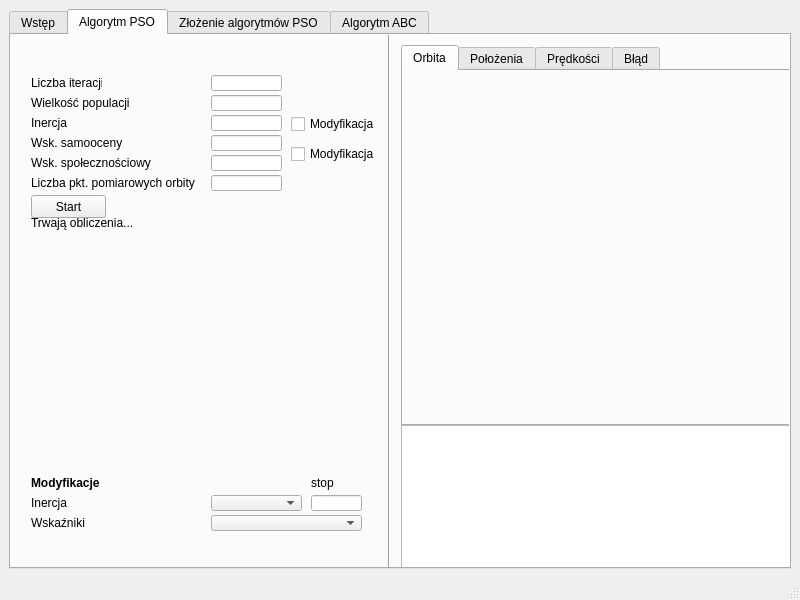
First picture: the form in gui_files/TBP_visualisation.ui, repository konradflis/TBP-GUiIO, before the edit.
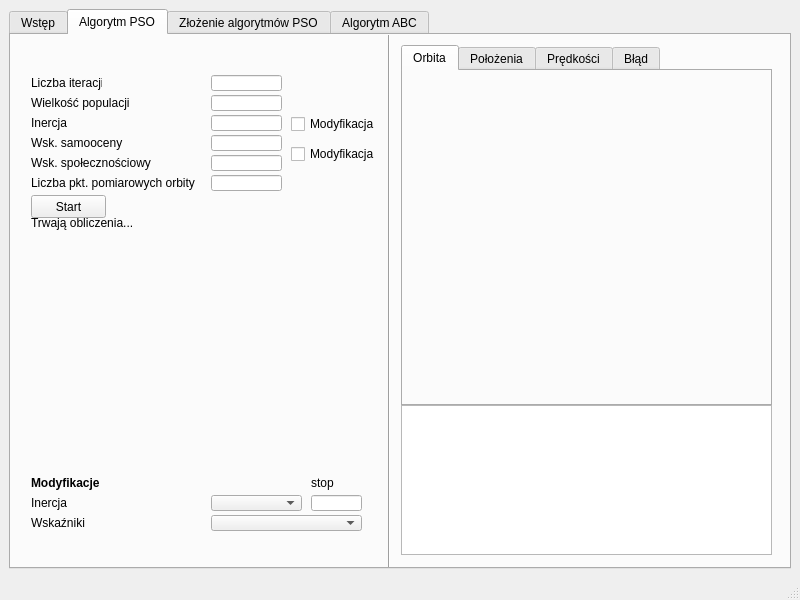
Second picture: the form after the edit. The open tabs and pages were chosen to show the change.

Patch:
```diff
--- a/gui_files/TBP_visualisation.ui
+++ b/gui_files/TBP_visualisation.ui
@@ -486,8 +486,8 @@
          <rect>
           <x>390</x>
           <y>10</y>
-          <width>391</width>
-          <height>381</height>
+          <width>371</width>
+          <height>361</height>
          </rect>
         </property>
         <property name="currentIndex">
@@ -502,8 +502,8 @@
            <rect>
             <x>-1</x>
             <y>-1</y>
-            <width>391</width>
-            <height>361</height>
+            <width>371</width>
+            <height>341</height>
            </rect>
           </property>
           <layout class="QGridLayout" name="PSOgridOrbit"/>
@@ -575,11 +575,16 @@
         <property name="geometry">
          <rect>
           <x>390</x>
-          <y>390</y>
-          <width>391</width>
-          <height>151</height>
+          <y>370</y>
+          <width>371</width>
+          <height>150</height>
          </rect>
         </property>
+        <property name="font">
+         <font>
+          <pointsize>8</pointsize>
+         </font>
+        </property>
        </widget>
        <widget class="Line" name="line_3">
         <property name="geometry">
```
Left out of the diff: 107 changed lines with no effect on the pictures.
